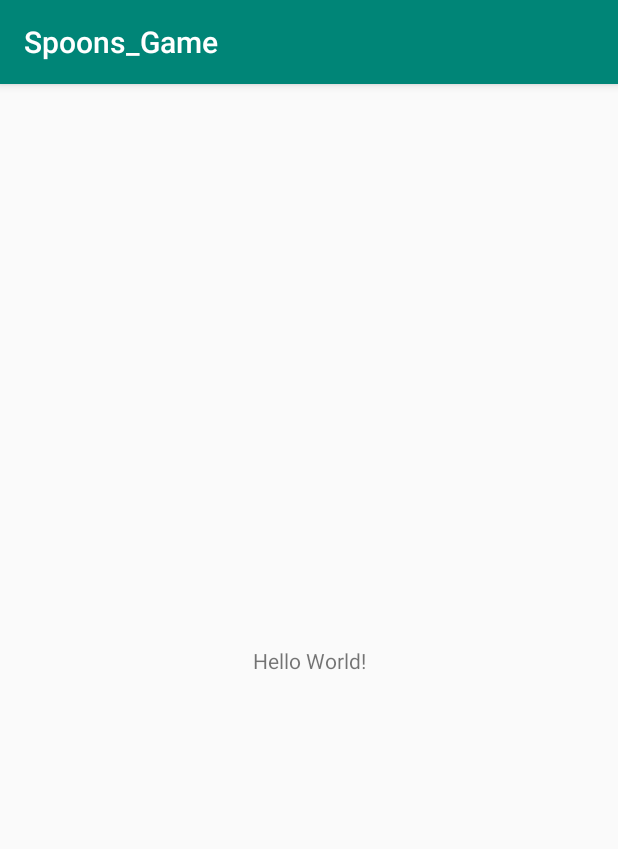
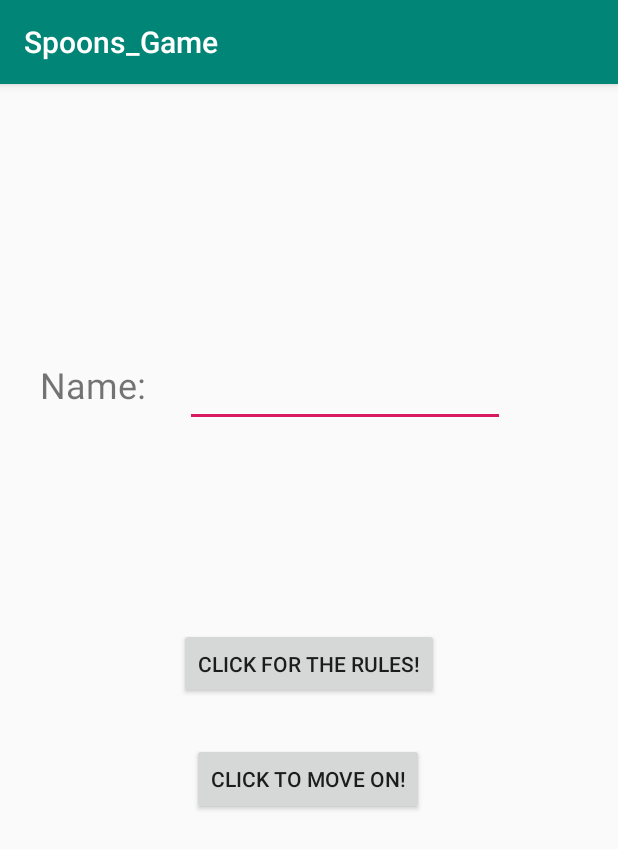
Before and after one commit to milesmathews70/Spoons_Game, an Android app: the screen it shows after launch (MainActivity before the commit, WelcomeScreen after it), on a phone screen of 412 x 824 dp. Shown: the top 849 px of the screen. Run offline under Robolectric (Android 15) with nearby library versions, the phone set to English and light mode, and no system bars; 2 statements that could not run were skipped.

Commit message:
edited ui

```diff
--- a/app/src/main/AndroidManifest.xml
+++ b/app/src/main/AndroidManifest.xml
@@ -9,13 +9,14 @@
         android:roundIcon="@mipmap/ic_launcher_round"
         android:supportsRtl="true"
         android:theme="@style/AppTheme">
-        <activity android:name=".MainActivity">
+        <activity android:name=".WelcomeScreen">
             <intent-filter>
                 <action android:name="android.intent.action.MAIN" />
 
                 <category android:name="android.intent.category.LAUNCHER" />
             </intent-filter>
         </activity>
+        <activity android:name=".Rules"></activity>
     </application>
 
 </manifest>
--- /dev/null
+++ b/app/src/main/java/com/example/spoons_game/Game.java
@@ -0,0 +1,4 @@
+package com.example.spoons_game;
+
+public class Game {
+}
--- a/app/src/main/java/com/example/spoons_game/MainActivity.java
+++ /dev/null
@@ -1,13 +0,0 @@
-package com.example.spoons_game;
-
-import android.support.v7.app.AppCompatActivity;
-import android.os.Bundle;
-
-public class MainActivity extends AppCompatActivity {
-
-    @Override
-    protected void onCreate(Bundle savedInstanceState) {
-        super.onCreate(savedInstanceState);
-        setContentView(R.layout.activity_main);
-    }
-}
--- /dev/null
+++ b/app/src/main/java/com/example/spoons_game/WelcomeScreen.java
@@ -0,0 +1,62 @@
+package com.example.spoons_game;
+
+import android.support.v7.app.AppCompatActivity;
+import android.os.Bundle;
+import android.view.View;
+import android.widget.EditText;
+import android.widget.TextView;
+import android.widget.Button;
+import android.content.Intent;
+
+public class WelcomeScreen extends AppCompatActivity {
+
+    int NumOfPlayers;
+
+    TextView welcome;
+
+    EditText name;
+
+    Button setRules;
+
+    Button toMove;
+
+    Player player;
+
+    Deck deck;
+
+    @Override
+    protected void onCreate(Bundle savedInstanceState) {
+        welcome = findViewById(R.id.welcometag);
+        String welcomeMessage = "Welcome to Spoons!";
+        welcome.setText(welcomeMessage);
+        setRules = findViewById(R.id.setRules);
+        name = findViewById(R.id.playerName);
+        super.onCreate(savedInstanceState);
+        setContentView(R.layout.activity_main);
+
+        toMove = findViewById(R.id.moveOn);
+
+        toMove.setOnClickListener(new View.OnClickListener() {
+            @Override
+            public void onClick(View v) {
+                if (name.toString() != null) {
+
+                    deck = new Deck();
+
+                    player = new Player(deck.deal4(), name.toString());
+
+                    startActivity(new Intent(WelcomeScreen.this, Game.class));
+                }
+            }
+        });
+
+        setRules.setOnClickListener(new View.OnClickListener() {
+            @Override
+            public void onClick(View v) {
+                startActivity(new Intent(WelcomeScreen.this, Rules.class));
+            }
+        });
+    }
+
+
+}
--- a/app/src/main/res/layout/activity_main.xml
+++ b/app/src/main/res/layout/activity_main.xml
@@ -4,15 +4,116 @@
     xmlns:tools="http://schemas.android.com/tools"
     android:layout_width="match_parent"
     android:layout_height="match_parent"
-    tools:context=".MainActivity">
+    tools:context=".WelcomeScreen">
 
     <TextView
+        android:id="@+id/welcometag"
+        android:layout_width="230dp"
+        android:layout_height="103dp"
+        android:layout_marginStart="8dp"
+        android:layout_marginLeft="8dp"
+        android:layout_marginTop="8dp"
+        android:layout_marginEnd="8dp"
+        android:layout_marginRight="8dp"
+        android:layout_marginBottom="8dp"
+        android:textSize="24sp"
+        app:layout_constraintBottom_toBottomOf="parent"
+        app:layout_constraintEnd_toEndOf="parent"
+        app:layout_constraintHorizontal_bias="0.496"
+        app:layout_constraintStart_toStartOf="parent"
+        app:layout_constraintTop_toTopOf="parent"
+        app:layout_constraintVertical_bias="0.013" />
+
+    <Button
+        android:id="@+id/setRules"
+        android:layout_width="173dp"
+        android:layout_height="47dp"
+        android:layout_marginStart="8dp"
+        android:layout_marginLeft="8dp"
+        android:layout_marginTop="344dp"
+        android:layout_marginEnd="8dp"
+        android:layout_marginRight="8dp"
+        android:layout_marginBottom="340dp"
+        android:text="Click for the rules!"
+        app:layout_constraintBottom_toBottomOf="parent"
+        app:layout_constraintEnd_toEndOf="parent"
+        app:layout_constraintStart_toStartOf="parent"
+        app:layout_constraintTop_toTopOf="parent" />
+
+    <TextView
+        android:id="@+id/Name"
+        android:layout_width="71dp"
+        android:layout_height="42dp"
+        android:layout_marginStart="8dp"
+        android:layout_marginLeft="8dp"
+        android:layout_marginTop="8dp"
+        android:layout_marginEnd="8dp"
+        android:layout_marginRight="8dp"
+        android:layout_marginBottom="8dp"
+        android:text="Name:"
+        android:textSize="24sp"
+        app:layout_constraintBottom_toBottomOf="parent"
+        app:layout_constraintEnd_toEndOf="parent"
+        app:layout_constraintHorizontal_bias="0.058"
+        app:layout_constraintStart_toStartOf="parent"
+        app:layout_constraintTop_toTopOf="parent"
+        app:layout_constraintVertical_bias="0.248" />
+
+    <EditText
+        android:id="@+id/playerName"
         android:layout_width="wrap_content"
         android:layout_height="wrap_content"
-        android:text="Hello World!"
+        android:layout_marginStart="8dp"
+        android:layout_marginLeft="8dp"
+        android:layout_marginTop="8dp"
+        android:layout_marginEnd="8dp"
+        android:layout_marginRight="8dp"
+        android:ems="10"
+        android:inputType="textPersonName"
+        app:layout_constraintBottom_toTopOf="@+id/setRules"
+        app:layout_constraintEnd_toEndOf="parent"
+        app:layout_constraintHorizontal_bias="0.203"
+        app:layout_constraintStart_toEndOf="@+id/Name"
+        app:layout_constraintTop_toBottomOf="@+id/welcometag"
+        app:layout_constraintVertical_bias="0.294" />
+
+    <Button
+        android:id="@+id/moveOn"
+        android:layout_width="wrap_content"
+        android:layout_height="wrap_content"
+        android:layout_marginStart="8dp"
+        android:layout_marginLeft="8dp"
+        android:layout_marginTop="8dp"
+        android:layout_marginEnd="8dp"
+        android:layout_marginRight="8dp"
+        android:layout_marginBottom="8dp"
+        android:text="Click to Move on!"
         app:layout_constraintBottom_toBottomOf="parent"
-        app:layout_constraintLeft_toLeftOf="parent"
-        app:layout_constraintRight_toRightOf="parent"
-        app:layout_constraintTop_toTopOf="parent" />
+        app:layout_constraintEnd_toEndOf="parent"
+        app:layout_constraintHorizontal_bias="0.498"
+        app:layout_constraintStart_toStartOf="parent"
+        app:layout_constraintTop_toBottomOf="@+id/setRules"
+        app:layout_constraintVertical_bias="0.072" />
 
+    <TextView
+        android:id="@+id/needName"
+        android:layout_width="284dp"
+        android:layout_height="43dp"
+        android:layout_marginStart="8dp"
+        android:layout_marginLeft="8dp"
+        android:layout_marginEnd="8dp"
+        android:layout_marginRight="8dp"
+        android:layout_marginBottom="8dp"
+        android:text="Please put a name in!"
+        android:textAllCaps="true"
+        android:textAppearance="@style/TextAppearance.AppCompat.Body1"
+        android:textColor="#F44336"
+        android:textSize="24sp"
+        android:visibility="invisible"
+        app:layout_constraintBottom_toTopOf="@+id/setRules"
+        app:layout_constraintEnd_toEndOf="parent"
+        app:layout_constraintHorizontal_bias="0.585"
+        app:layout_constraintStart_toStartOf="parent"
+        app:layout_constraintTop_toBottomOf="@+id/playerName"
+        app:layout_constraintVertical_bias="0.485" />
 </android.support.constraint.ConstraintLayout>
```
Also changed, not shown: app/src/main/java/com/example/spoons_game/Card.java (added, +23 -0 lines), app/src/main/java/com/example/spoons_game/Deck.java (added, +114 -0 lines), app/src/main/java/com/example/spoons_game/Player.java (added, +92 -0 lines), app/src/main/java/com/example/spoons_game/Rules.java (added, +34 -0 lines), app/src/main/res/layout/activity_rules.xml (added, +47 -0 lines).
